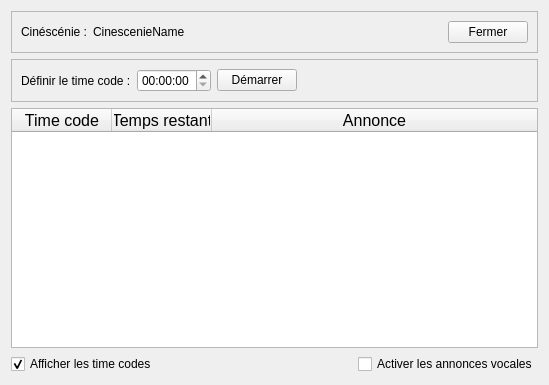
First picture: the form in src/ExecCinescenie.ui, repository Folcogh/NVM, before the edit.
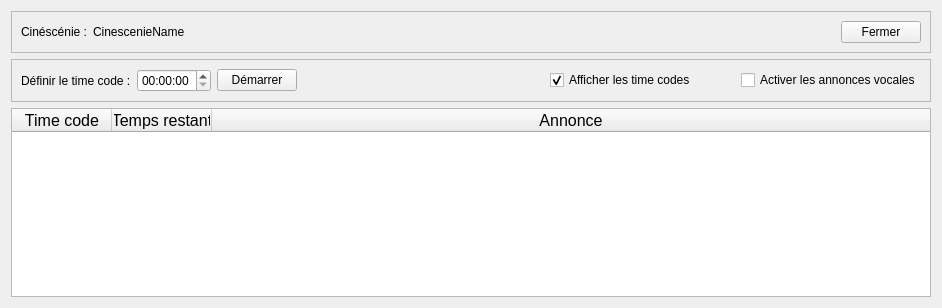
Second picture: the form after the edit.

Commit message: - tweaked ExecCinescenie interface

Diff of the .ui file:
```diff
--- a/src/ExecCinescenie.ui
+++ b/src/ExecCinescenie.ui
@@ -6,8 +6,8 @@
    <rect>
     <x>0</x>
     <y>0</y>
-    <width>549</width>
-    <height>385</height>
+    <width>942</width>
+    <height>308</height>
    </rect>
   </property>
   <property name="windowTitle">
@@ -103,6 +103,36 @@
         </property>
        </spacer>
       </item>
+      <item>
+       <widget class="QCheckBox" name="CheckboxDisplayTimecode">
+        <property name="text">
+         <string>Afficher les time codes</string>
+        </property>
+        <property name="checked">
+         <bool>true</bool>
+        </property>
+       </widget>
+      </item>
+      <item>
+       <spacer name="horizontalSpacer_2">
+        <property name="orientation">
+         <enum>Qt::Horizontal</enum>
+        </property>
+        <property name="sizeHint" stdset="0">
+         <size>
+          <width>40</width>
+          <height>20</height>
+         </size>
+        </property>
+       </spacer>
+      </item>
+      <item>
+       <widget class="QCheckBox" name="CheckboxVocalAnnouncement">
+        <property name="text">
+         <string>Activer les annonces vocales</string>
+        </property>
+       </widget>
+      </item>
      </layout>
     </widget>
    </item>
@@ -125,6 +155,9 @@
      <attribute name="horizontalHeaderStretchLastSection">
       <bool>true</bool>
      </attribute>
+     <attribute name="verticalHeaderVisible">
+      <bool>false</bool>
+     </attribute>
      <column>
       <property name="text">
        <string>Time code</string>
@@ -142,40 +175,6 @@
      </column>
     </widget>
    </item>
-   <item>
-    <layout class="QHBoxLayout" name="HLayoutVocalAnnouncement">
-     <item>
-      <widget class="QCheckBox" name="CheckboxDisplayTimecode">
-       <property name="text">
-        <string>Afficher les time codes</string>
-       </property>
-       <property name="checked">
-        <bool>true</bool>
-       </property>
-      </widget>
-     </item>
-     <item>
-      <spacer name="HSpacerVocalAnnouncement">
-       <property name="orientation">
-        <enum>Qt::Horizontal</enum>
-       </property>
-       <property name="sizeHint" stdset="0">
-        <size>
-         <width>40</width>
-         <height>20</height>
-        </size>
-       </property>
-      </spacer>
-     </item>
-     <item>
-      <widget class="QCheckBox" name="CheckboxVocalAnnouncement">
-       <property name="text">
-        <string>Activer les annonces vocales</string>
-       </property>
-      </widget>
-     </item>
-    </layout>
-   </item>
   </layout>
  </widget>
  <resources/>
```
